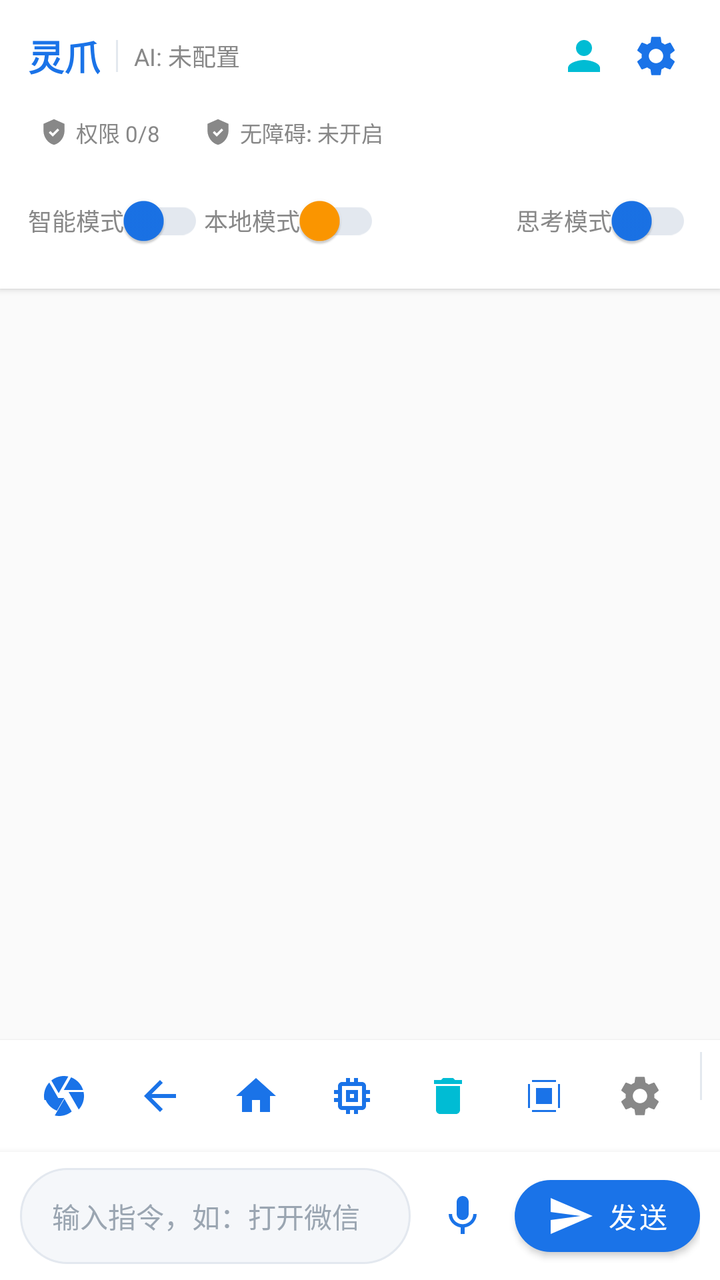
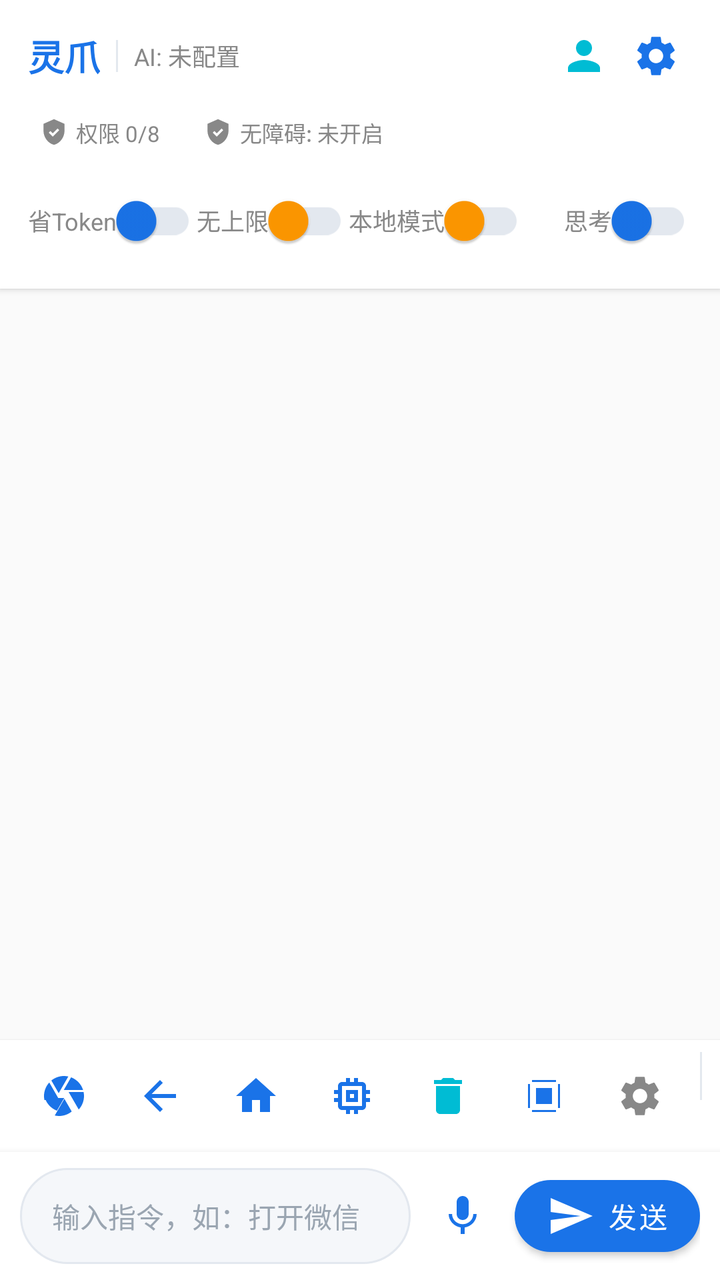

Two renders of the same Android screen: before a commit and after it. Below are the layout's source before the change and the commit's diff.
<!-- AndroidManifest.xml: activity theme Theme.MobileClaw -->
<!-- res/layout/activity_main.xml -->
<?xml version="1.0" encoding="utf-8"?>
<LinearLayout xmlns:android="http://schemas.android.com/apk/res/android"
    xmlns:app="http://schemas.android.com/apk/res-auto"
    android:layout_width="match_parent"
    android:layout_height="match_parent"
    android:orientation="vertical"
    android:background="@color/bg_main">

    
    <com.google.android.material.card.MaterialCardView
        android:layout_width="match_parent"
        android:layout_height="wrap_content"
        app:cardCornerRadius="0dp"
        app:cardElevation="2dp"
        app:cardBackgroundColor="@color/surface_white"
        app:strokeWidth="0dp">

        <LinearLayout
            android:layout_width="match_parent"
            android:layout_height="wrap_content"
            android:orientation="vertical"
            android:paddingHorizontal="14dp"
            android:paddingVertical="10dp">

            
            <LinearLayout
                android:layout_width="match_parent"
                android:layout_height="wrap_content"
                android:orientation="horizontal"
                android:gravity="center_vertical"
                android:layout_marginBottom="8dp">

                <TextView
                    android:layout_width="wrap_content"
                    android:layout_height="wrap_content"
                    android:text="灵爪"
                    android:textSize="18sp"
                    android:textStyle="bold"
                    android:textColor="@color/brand_primary" />

                <View
                    android:layout_width="1dp"
                    android:layout_height="16dp"
                    android:layout_marginHorizontal="8dp"
                    android:background="@color/divider_light" />

                <TextView
                    android:id="@+id/txtAiStatus"
                    android:layout_width="0dp"
                    android:layout_height="wrap_content"
                    android:layout_weight="1"
                    android:text="AI: 未配置"
                    android:textSize="12sp"
                    android:textColor="@color/text_secondary"
                    android:singleLine="true"
                    android:ellipsize="end" />

                <ImageButton
                    android:id="@+id/btnProfile"
                    android:layout_width="36dp"
                    android:layout_height="36dp"
                    android:src="@drawable/ic_action_profile"
                    android:tint="@color/brand_secondary"
                    android:background="?android:attr/selectableItemBackgroundBorderless"
                    android:contentDescription="我的" />

                <ImageButton
                    android:id="@+id/btnSettings"
                    android:layout_width="36dp"
                    android:layout_height="36dp"
                    android:src="@drawable/ic_action_settings"
                    android:tint="@color/brand_primary"
                    android:background="?android:attr/selectableItemBackgroundBorderless"
                    android:contentDescription="设置" />
            </LinearLayout>

            
            <LinearLayout
                android:layout_width="match_parent"
                android:layout_height="wrap_content"
                android:orientation="horizontal"
                android:gravity="center_vertical">

                <LinearLayout
                    android:id="@+id/layoutShizukuStatus"
                    android:layout_width="wrap_content"
                    android:layout_height="wrap_content"
                    android:orientation="horizontal"
                    android:gravity="center_vertical"
                    android:clickable="true"
                    android:focusable="true"
                    android:background="?android:attr/selectableItemBackground"
                    android:paddingHorizontal="6dp"
                    android:paddingVertical="4dp">

                    <ImageView
                        android:layout_width="14dp"
                        android:layout_height="14dp"
                        android:src="@drawable/ic_action_verified"
                        android:tint="@color/text_secondary" />

                    <TextView
                        android:id="@+id/txtShizukuStatus"
                        android:layout_width="wrap_content"
                        android:layout_height="wrap_content"
                        android:layout_marginStart="4dp"
                        android:text="权限 0/8"
                        android:textSize="11sp"
                        android:textColor="@color/text_secondary" />
                </LinearLayout>

                <LinearLayout
                    android:id="@+id/layoutAccessibilityStatus"
                    android:layout_width="wrap_content"
                    android:layout_height="wrap_content"
                    android:orientation="horizontal"
                    android:gravity="center_vertical"
                    android:layout_marginStart="10dp"
                    android:clickable="true"
                    android:focusable="true"
                    android:background="?android:attr/selectableItemBackground"
                    android:paddingHorizontal="6dp"
                    android:paddingVertical="4dp">

                    <ImageView
                        android:layout_width="14dp"
                        android:layout_height="14dp"
                        android:src="@drawable/ic_action_verified"
                        android:tint="@color/text_secondary" />

                    <TextView
                        android:id="@+id/txtAccessibilityStatus"
                        android:layout_width="wrap_content"
                        android:layout_height="wrap_content"
                        android:layout_marginStart="4dp"
                        android:text="无障碍: 未开启"
                        android:textSize="11sp"
                        android:textColor="@color/text_secondary" />
                </LinearLayout>

                <Space
                    android:layout_width="0dp"
                    android:layout_height="wrap_content"
                    android:layout_weight="1" />
            </LinearLayout>

            
            <LinearLayout
                android:layout_width="match_parent"
                android:layout_height="wrap_content"
                android:orientation="horizontal"
                android:gravity="center_vertical"
                android:layout_marginTop="8dp">

                <androidx.appcompat.widget.SwitchCompat
                    android:id="@+id/switchTokenSaving"
                    android:layout_width="wrap_content"
                    android:layout_height="wrap_content"
                    android:text="智能模式"
                    android:textSize="12sp"
                    android:textColor="@color/text_secondary"
                    app:switchMinWidth="40dp"
                    app:thumbTint="@color/brand_primary"
                    app:trackTint="@color/divider_light" />

                <androidx.appcompat.widget.SwitchCompat
                    android:id="@+id/switchLocalModel"
                    android:layout_width="wrap_content"
                    android:layout_height="wrap_content"
                    android:text="本地模式"
                    android:textSize="12sp"
                    android:textColor="@color/text_secondary"
                    app:switchMinWidth="40dp"
                    app:thumbTint="@color/brand_accent"
                    app:trackTint="@color/divider_light" />

                <Space
                    android:layout_width="0dp"
                    android:layout_height="wrap_content"
                    android:layout_weight="1" />

                <androidx.appcompat.widget.SwitchCompat
                    android:id="@+id/switchThinking"
                    android:layout_width="wrap_content"
                    android:layout_height="wrap_content"
                    android:text="思考模式"
                    android:textSize="12sp"
                    android:textColor="@color/text_secondary"
                    app:switchMinWidth="40dp"
                    app:thumbTint="@color/brand_primary"
                    app:trackTint="@color/divider_light" />
            </LinearLayout>
        </LinearLayout>
    </com.google.android.material.card.MaterialCardView>

    
    <androidx.recyclerview.widget.RecyclerView
        android:id="@+id/recyclerChat"
        android:layout_width="match_parent"
        android:layout_height="0dp"
        android:layout_weight="1"
        android:clipToPadding="false"
        android:paddingHorizontal="6dp"
        android:paddingTop="6dp"
        android:paddingBottom="8dp"
        android:scrollbars="vertical" />

    
    <HorizontalScrollView
        android:layout_width="match_parent"
        android:layout_height="wrap_content"
        android:scrollbars="none"
        android:background="@color/surface_white"
        android:elevation="2dp">

        <LinearLayout
            android:layout_width="wrap_content"
            android:layout_height="wrap_content"
            android:orientation="horizontal"
            android:paddingHorizontal="8dp"
            android:paddingVertical="6dp">

            <ImageButton
                android:id="@+id/btnScreenshot"
                android:layout_width="44dp"
                android:layout_height="44dp"
                android:layout_marginHorizontal="2dp"
                android:src="@drawable/ic_action_camera"
                android:tint="@color/brand_primary"
                android:background="?android:attr/selectableItemBackgroundBorderless"
                android:contentDescription="截屏" />

            <ImageButton
                android:id="@+id/btnBack"
                android:layout_width="44dp"
                android:layout_height="44dp"
                android:layout_marginHorizontal="2dp"
                android:src="@drawable/ic_action_back"
                android:tint="@color/brand_primary"
                android:background="?android:attr/selectableItemBackgroundBorderless"
                android:contentDescription="返回" />

            <ImageButton
                android:id="@+id/btnHome"
                android:layout_width="44dp"
                android:layout_height="44dp"
                android:layout_marginHorizontal="2dp"
                android:src="@drawable/ic_action_home"
                android:tint="@color/brand_primary"
                android:background="?android:attr/selectableItemBackgroundBorderless"
                android:contentDescription="Home" />

            <ImageButton
                android:id="@+id/btnMemory"
                android:layout_width="44dp"
                android:layout_height="44dp"
                android:layout_marginHorizontal="2dp"
                android:src="@drawable/ic_action_memory"
                android:tint="@color/brand_primary"
                android:background="?android:attr/selectableItemBackgroundBorderless"
                android:contentDescription="内存" />

            <ImageButton
                android:id="@+id/btnClean"
                android:layout_width="44dp"
                android:layout_height="44dp"
                android:layout_marginHorizontal="2dp"
                android:src="@drawable/ic_action_clean"
                android:tint="@color/brand_secondary"
                android:background="?android:attr/selectableItemBackgroundBorderless"
                android:contentDescription="清理" />

            <ImageButton
                android:id="@+id/btnLocalModel"
                android:layout_width="44dp"
                android:layout_height="44dp"
                android:layout_marginHorizontal="2dp"
                android:src="@drawable/ic_action_chip"
                android:tint="@color/brand_primary"
                android:background="?android:attr/selectableItemBackgroundBorderless"
                android:contentDescription="本地模型" />

            <ImageButton
                android:id="@+id/btnQuickSettings"
                android:layout_width="44dp"
                android:layout_height="44dp"
                android:layout_marginHorizontal="2dp"
                android:src="@drawable/ic_action_settings"
                android:tint="@color/text_secondary"
                android:background="?android:attr/selectableItemBackgroundBorderless"
                android:contentDescription="设置" />

            <View
                android:layout_width="1dp"
                android:layout_height="24dp"
                android:layout_marginHorizontal="6dp"
                android:background="@color/divider_light" />

            <ImageButton
                android:id="@+id/btnAbout"
                android:layout_width="44dp"
                android:layout_height="44dp"
                android:layout_marginHorizontal="2dp"
                android:src="@drawable/ic_action_info"
                android:tint="@color/brand_primary"
                android:background="?android:attr/selectableItemBackgroundBorderless"
                android:contentDescription="关于" />

            <ImageButton
                android:id="@+id/btnUpdate"
                android:layout_width="44dp"
                android:layout_height="44dp"
                android:layout_marginHorizontal="2dp"
                android:src="@drawable/ic_action_verified"
                android:tint="@color/brand_accent"
                android:background="?android:attr/selectableItemBackgroundBorderless"
                android:contentDescription="检查更新" />

            <ImageButton
                android:id="@+id/btnSponsor"
                android:layout_width="44dp"
                android:layout_height="44dp"
                android:layout_marginHorizontal="2dp"
                android:src="@drawable/ic_action_chip"
                android:tint="@color/text_secondary"
                android:background="?android:attr/selectableItemBackgroundBorderless"
                android:contentDescription="赞助" />

            <ImageButton
                android:id="@+id/btnHistory"
                android:layout_width="44dp"
                android:layout_height="44dp"
                android:layout_marginHorizontal="2dp"
                android:src="@drawable/ic_action_history"
                android:tint="@color/brand_primary"
                android:background="?android:attr/selectableItemBackgroundBorderless"
                android:contentDescription="命令历史" />
        </LinearLayout>
    </HorizontalScrollView>

    
    <LinearLayout
        android:layout_width="match_parent"
        android:layout_height="wrap_content"
        android:orientation="horizontal"
        android:background="@color/surface_white"
        android:gravity="center_vertical"
        android:paddingHorizontal="10dp"
        android:paddingVertical="8dp"
        android:elevation="6dp">

        <EditText
            android:id="@+id/editInput"
            android:layout_width="0dp"
            android:layout_height="wrap_content"
            android:layout_weight="1"
            android:minHeight="48dp"
            android:hint="输入指令，如：打开微信"
            android:maxLines="4"
            android:inputType="textMultiLine|textCapSentences"
            android:background="@drawable/bg_edittext"
            android:paddingHorizontal="16dp"
            android:paddingVertical="12dp"
            android:textSize="14sp"
            android:textColor="#202020"
            android:textColorHint="#9AA5B1" />

        <ImageButton
            android:id="@+id/btnVoice"
            android:layout_width="40dp"
            android:layout_height="40dp"
            android:layout_marginHorizontal="6dp"
            android:src="@drawable/ic_action_voice"
            android:tint="@color/brand_primary"
            android:background="?android:attr/selectableItemBackgroundBorderless"
            android:contentDescription="语音输入" />

        <com.google.android.material.button.MaterialButton
            android:id="@+id/btnSend"
            android:layout_width="wrap_content"
            android:layout_height="wrap_content"
            android:minWidth="0dp"
            android:text="发送"
            android:textSize="14sp"
            android:textColor="@android:color/white"
            app:icon="@drawable/ic_action_send"
            app:iconTint="@android:color/white"
            app:iconGravity="textStart"
            app:iconPadding="6dp"
            app:backgroundTint="@color/brand_primary"
            app:cornerRadius="22dp" />
    </LinearLayout>

</LinearLayout>
<!-- resources referenced by this layout -->
<resources>
  <color name="bg_main">#FFFAFAFA</color>
  <color name="brand_accent">#FFFF9800</color>
  <color name="brand_primary">#FF1A73E8</color>
  <color name="brand_secondary">#FF00BCD4</color>
  <color name="divider_light">#FFE3E8EF</color>
  <color name="surface_white">#FFFFFFFF</color>
  <color name="text_secondary">#FF888888</color>
  <!-- drawable bg_edittext (drawable) -->
  <?xml version="1.0" encoding="utf-8"?>
  <shape xmlns:android="http://schemas.android.com/apk/res/android"
      android:shape="rectangle">
      <solid android:color="#F5F7FA" />
      <corners android:radius="24dp" />
      <stroke
          android:width="1dp"
          android:color="#E3E8EF" />
  </shape>
  <!-- drawable ic_action_back (drawable) -->
  <?xml version="1.0" encoding="utf-8"?>
  <vector xmlns:android="http://schemas.android.com/apk/res/android"
      android:width="24dp"
      android:height="24dp"
      android:viewportWidth="24"
      android:viewportHeight="24"
      android:tint="#FFFFFFFF">
      <path
          android:fillColor="#FFFFFFFF"
          android:pathData="M20,11H7.83l5.59,-5.59L12,4l-8,8 8,8 1.41,-1.41L7.83,13H20z" />
  </vector>
  <!-- drawable ic_action_chip (drawable) -->
  <?xml version="1.0" encoding="utf-8"?>
  <vector xmlns:android="http://schemas.android.com/apk/res/android"
      android:width="24dp"
      android:height="24dp"
      android:viewportWidth="24"
      android:viewportHeight="24">
      <path
          android:fillColor="#FF000000"
          android:pathData="M6,4h12v1h-12zM6,19h12v1h-12zM4,6h1v12h-1zM19,6h1v12h-1zM8,8h8v8h-8z" />
      <path
          android:fillColor="#FF000000"
          android:pathData="M10,10h4v4h-4z" />
  </vector>
  <!-- drawable ic_action_clean (drawable) -->
  <?xml version="1.0" encoding="utf-8"?>
  <vector xmlns:android="http://schemas.android.com/apk/res/android"
      android:width="24dp"
      android:height="24dp"
      android:viewportWidth="24"
      android:viewportHeight="24"
      android:tint="#FFFFFFFF">
      <path
          android:fillColor="#FFFFFFFF"
          android:pathData="M6,19c0,1.1 0.9,2 2,2h8c1.1,0 2,-0.9 2,-2V7H6zM19,4h-3.5l-1,-1h-5l-1,1H5v2h14z" />
  </vector>
  <!-- drawable ic_action_home (drawable) -->
  <?xml version="1.0" encoding="utf-8"?>
  <vector xmlns:android="http://schemas.android.com/apk/res/android"
      android:width="24dp"
      android:height="24dp"
      android:viewportWidth="24"
      android:viewportHeight="24"
      android:tint="#FFFFFFFF">
      <path
          android:fillColor="#FFFFFFFF"
          android:pathData="M10,20v-6h4v6h5v-8h3L12,3 2,12h3v8z" />
  </vector>
  <!-- drawable ic_action_info (drawable) -->
  <?xml version="1.0" encoding="utf-8"?>
  <vector xmlns:android="http://schemas.android.com/apk/res/android"
      android:width="24dp"
      android:height="24dp"
      android:viewportWidth="24"
      android:viewportHeight="24"
      android:tint="?attr/colorControlNormal">
      <path
          android:fillColor="@android:color/white"
          android:pathData="M12,2C6.48,2 2,6.48 2,12s4.48,10 10,10 10,-4.48 10,-10S17.52,2 12,2zM13,17h-2v-6h2v6zM13,9h-2V7h2v2z"/>
  </vector>
  <!-- drawable ic_action_send (drawable) -->
  <?xml version="1.0" encoding="utf-8"?>
  <vector xmlns:android="http://schemas.android.com/apk/res/android"
      android:width="24dp"
      android:height="24dp"
      android:viewportWidth="24"
      android:viewportHeight="24"
      android:tint="#FFFFFFFF">
      <path
          android:fillColor="#FFFFFFFF"
          android:pathData="M2.01,21L23,12 2.01,3 2,10l15,2 -15,2z" />
  </vector>
  <!-- drawable ic_action_verified (drawable) -->
  <?xml version="1.0" encoding="utf-8"?>
  <vector xmlns:android="http://schemas.android.com/apk/res/android"
      android:width="24dp"
      android:height="24dp"
      android:viewportWidth="24"
      android:viewportHeight="24"
      android:tint="#FFFFFFFF">
      <path
          android:fillColor="#FFFFFFFF"
          android:pathData="M12,1L3,5v6c0,5.55 3.84,10.74 9,12 5.16,-1.26 9,-6.45 9,-12V5l-9,-4zM10.94,16L7.5,12.59l1.42,-1.41 2.02,2.01 4.15,-4.17 1.41,1.42L10.94,16z" />
  </vector>
  <!-- unchanged entries left out for length: 7 -->
</resources>

<!-- the commit's change to res/layout/activity_main.xml (unified diff, before → after) -->
@@ -156,11 +156,22 @@
                     android:id="@+id/switchTokenSaving"
                     android:layout_width="wrap_content"
                     android:layout_height="wrap_content"
-                    android:text="智能模式"
+                    android:text="省Token"
                     android:textSize="12sp"
                     android:textColor="@color/text_secondary"
                     app:switchMinWidth="40dp"
                     app:thumbTint="@color/brand_primary"
+                    app:trackTint="@color/divider_light" />
+
+                <androidx.appcompat.widget.SwitchCompat
+                    android:id="@+id/switchUnlimitedMode"
+                    android:layout_width="wrap_content"
+                    android:layout_height="wrap_content"
+                    android:text="无上限"
+                    android:textSize="12sp"
+                    android:textColor="@color/text_secondary"
+                    app:switchMinWidth="40dp"
+                    app:thumbTint="@color/brand_accent"
                     app:trackTint="@color/divider_light" />
 
                 <androidx.appcompat.widget.SwitchCompat
@@ -183,7 +194,7 @@
                     android:id="@+id/switchThinking"
                     android:layout_width="wrap_content"
                     android:layout_height="wrap_content"
-                    android:text="思考模式"
+                    android:text="思考"
                     android:textSize="12sp"
                     android:textColor="@color/text_secondary"
                     app:switchMinWidth="40dp"
